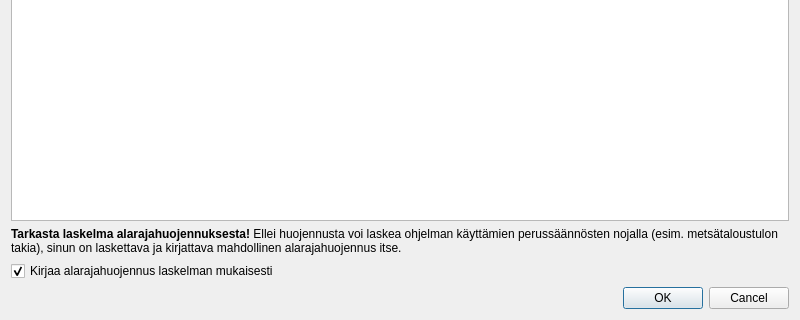
artoh/kitupiikki, file kitsas/alv/alvilmoitusdialog.ui: the form before one commit; both pictures show x 0 to 800 and y 280 to 600 of the 800 by 600 pixel window.
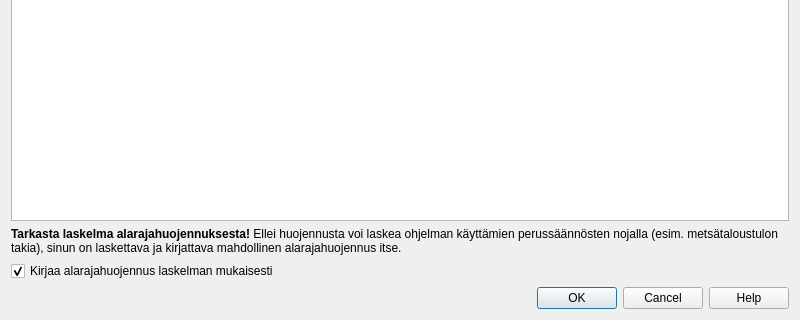
The form after the commit.

Patch:
```diff
--- a/kitsas/alv/alvilmoitusdialog.ui
+++ b/kitsas/alv/alvilmoitusdialog.ui
@@ -25,7 +25,7 @@
   <property name="windowTitle">
    <string>Arvonlisäveroilmoitus</string>
   </property>
-  <layout class="QVBoxLayout" name="verticalLayout_2">
+  <layout class="QVBoxLayout" name="verticalLayout">
    <item>
     <widget class="QLabel" name="label">
      <property name="text">
@@ -60,21 +60,14 @@
     </widget>
    </item>
    <item>
-    <layout class="QHBoxLayout" name="horizontalLayout">
-     <item>
-      <layout class="QVBoxLayout" name="verticalLayout"/>
-     </item>
-     <item>
       <widget class="QDialogButtonBox" name="buttonBox">
        <property name="orientation">
         <enum>Qt::Horizontal</enum>
        </property>
        <property name="standardButtons">
-        <set>QDialogButtonBox::Cancel|QDialogButtonBox::Ok</set>
-       </property>
-      </widget>
-     </item>
-    </layout>
+      <set>QDialogButtonBox::Cancel|QDialogButtonBox::Help|QDialogButtonBox::Ok</set>
+     </property>
+    </widget>
    </item>
   </layout>
  </widget>
```
Lines whose indentation alone changed are shown as unchanged.
